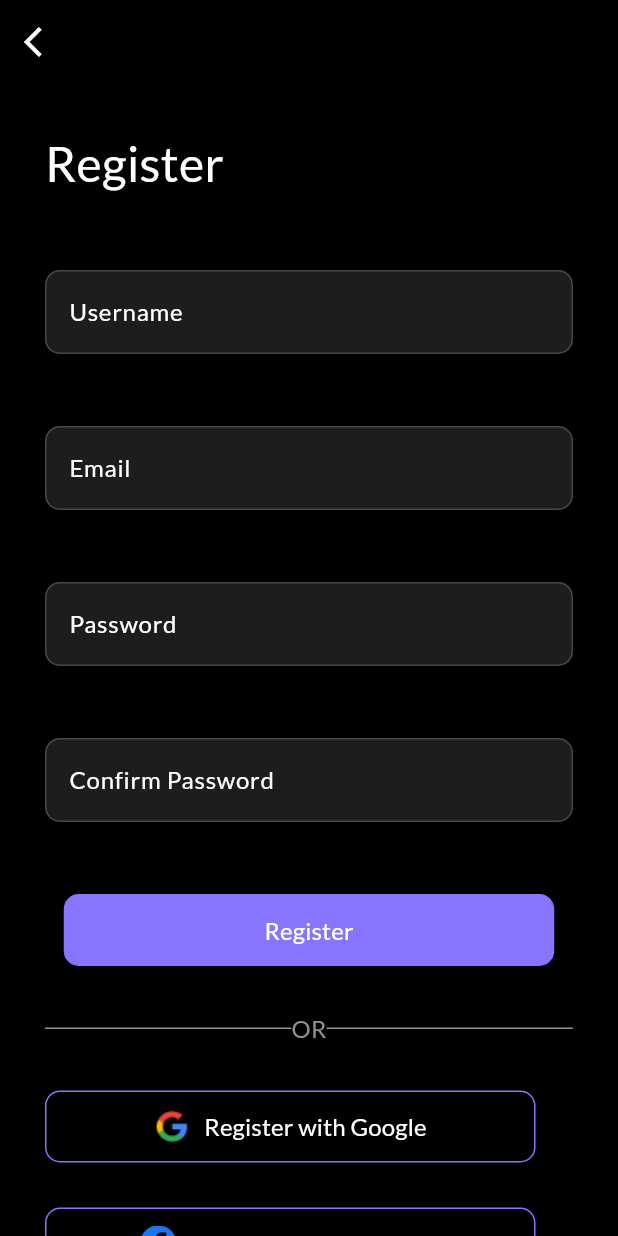
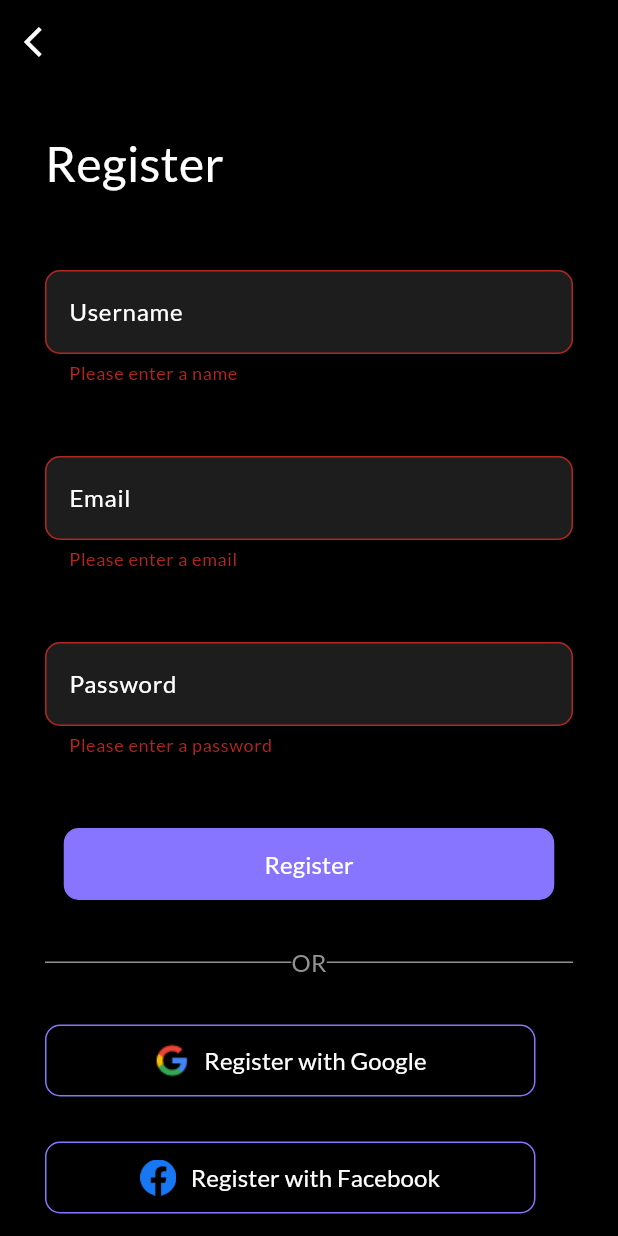
Before and after one commit to Malamrousi/up_to_do_app, a Flutter app: the RegisterScreen screen opened by its route, after a tap on "Register", on a phone screen of 412 x 824 dp. Run offline on Flutter 3.47's test engine with Material 3 defaults, Android fonts, the phone set to English and light mode, and no system bars; our stand-ins replace firebase_auth, firebase_core, get, introduction_screen; accounts and stored records are empty.

Commit message:
finish login with email and password

```diff
--- a/lib/constant/route_name.dart
+++ b/lib/constant/route_name.dart
@@ -1,9 +1,12 @@
 class RouteName {
   static const String KupToDo = '/upToDo';
-  static const String KMangeTaskSplash = '/MangeTaskSplash';
-  static const String KHelloScreen = '/StartScreen';
+  static const String kOnBoarding = '/kOnBoarding';
+  static const String KStartScreen = '/StartScreen';
   static const String KRegisterScreen = '/RegisterScreen';
   static const String KLoginScreen = '/LoginScreen';
+  static const String kHomeScreen= '/kHomeScreen';
+  static const String kuPToDoAPP= '/uPToDoAPP';
+  static const String kVerfiyYourEmail= '/VerfiyYourEmail';
 
 
 }
--- /dev/null
+++ b/lib/data/controller/authentication_controller.dart
@@ -0,0 +1,56 @@
+import 'package:get/get.dart';
+import 'package:firebase_auth/firebase_auth.dart';
+import 'package:todo_app/constant/route_name.dart';
+
+class AuthenticationController extends GetxController {
+  static AuthenticationController authenticationController = Get.find();
+
+  FirebaseAuth auth = FirebaseAuth.instance;
+
+  Future<void> createUser(
+      String email, String password, String userName) async {
+    try {
+      await auth.createUserWithEmailAndPassword(
+          email: email, password: password);
+    } on FirebaseAuthException catch (e) {
+      if (e.code == 'weak-password') {
+        Get.snackbar('Weak Password', 'Please use a stronger password.');
+      } else if (e.code == 'email-already-in-use') {
+        Get.snackbar('Email In Use', 'This email is already in use.');
+      }
+    } catch (e) {
+      print(e);
+      Get.snackbar('Error', 'An unexpected error occurred.');
+    }
+  }
+
+  Future<void> login(String email, String password) async {
+    try {
+      await auth.signInWithEmailAndPassword(email: email, password: password);
+    } on FirebaseAuthException catch (e) {
+      if (e.code == 'user-not-found') {
+        Future.delayed(Duration(milliseconds: 100), () {
+          Get.snackbar('User Not Found', 'No user found for this email.');
+        });
+      } else if (e.code == 'wrong-password') {
+        Future.delayed(Duration(milliseconds: 100), () {
+          Get.snackbar('Wrong Password', 'Incorrect password provided.');
+        });
+      } else if (e.code == 'invalid-email') {
+        Future.delayed(Duration(milliseconds: 100), () {
+          Get.snackbar('Invalid Email', 'The email address is not valid.');
+        });
+      }
+    } catch (e) {
+      Get.snackbar('Error', 'An unexpected error occurred during login.');
+      print(e);
+    }
+  }
+
+  void signOut() async {
+    await auth.signOut().then((_) {
+      Get.offAllNamed(RouteName.KStartScreen);
+    });
+    Get.snackbar('Logged Out', 'You have successfully logged out.');
+  }
+}
--- a/lib/main.dart
+++ b/lib/main.dart
@@ -1,17 +1,23 @@
 //package
+import 'package:firebase_core/firebase_core.dart';
 import 'package:flutter/material.dart';
 import 'package:get/get.dart';
 import 'package:todo_app/constant/color_manger.dart';
 //constant
 import 'package:todo_app/constant/route_name.dart';
+import 'package:todo_app/presentation/screen/auth/verify_email.dart';
 //screen
 import 'package:todo_app/presentation/screen/on_boarding/Intro_screen%20.dart';
 import 'package:todo_app/presentation/screen/up_to_do.dart';
 import 'package:todo_app/presentation/screen/auth/start_screen.dart';
 import 'package:todo_app/presentation/screen/auth/register.dart';
+import 'package:todo_app/presentation/screen/home/screen/home_screen.dart';
 import 'package:todo_app/presentation/screen/auth/login.dart';
+//controller
 
-void main() {
+void main() async {
+  WidgetsFlutterBinding.ensureInitialized();
+  await Firebase.initializeApp();
   runApp(const MyApp());
 }
 
@@ -25,16 +31,18 @@ class MyApp extends StatelessWidget {
       home: const UpToDoScreen(),
       getPages: [
         GetPage(name: RouteName.KupToDo, page: () => const UpToDoScreen()),
+        GetPage(name: RouteName.kOnBoarding, page: () => const IntroScreen()),
         GetPage(
-            name: RouteName.KMangeTaskSplash, page: () => const IntroScreen()),
-        GetPage(
-          name: RouteName.KHelloScreen,
+          name: RouteName.KStartScreen,
           page: () => const StartScreen(),
         ),
         GetPage(
             name: RouteName.KRegisterScreen,
             page: () => const RegisterScreen()),
         GetPage(name: RouteName.KLoginScreen, page: () => const LoginScreen()),
+        GetPage(name: RouteName.kHomeScreen, page: () => const HomeScreen()),
+        GetPage(name: RouteName.KupToDo, page: () => const UpToDoScreen()),
+        GetPage(name: RouteName.kVerfiyYourEmail, page: () => const VerifyEmailScreen()),
       ],
       theme: ThemeData(
           appBarTheme: const AppBarTheme(
--- a/lib/presentation/screen/auth/login.dart
+++ b/lib/presentation/screen/auth/login.dart
@@ -2,7 +2,7 @@
 import 'package:flutter/material.dart';
 
 //constant
-import 'package:todo_app/data/controller/validator.dart';
+import 'package:todo_app/data/services/validator.dart';
 //widget
 import '../../widgets/custom_app_bar.dart';
 import 'widget/login_view_body.dart';
--- /dev/null
+++ b/lib/presentation/screen/auth/widget/custom_divider.dart
@@ -0,0 +1,28 @@
+import 'package:flutter/material.dart';
+//constant
+import '../../../../constant/color_manger.dart';
+import '../../../../constant/size_manger.dart';
+import '../../../../constant/string_manger.dart';
+
+class CustomDivider extends StatelessWidget {
+  const CustomDivider({super.key});
+
+  @override
+  Widget build(BuildContext context) {
+    return const Row(children: <Widget>[
+      Expanded(
+          child: Divider(
+        color: ColorManger.KDividerColor,
+      )),
+      Text(
+        StringManger.Kor,
+        style: TextStyle(
+            color: ColorManger.KDividerColor, fontSize: FontSizeValue.Fv16),
+      ),
+      Expanded(
+          child: Divider(
+        color: ColorManger.KDividerColor,
+      )),
+    ]);
+  }
+}
--- a/lib/presentation/screen/auth/widget/register_form_filed.dart
+++ b/lib/presentation/screen/auth/widget/register_form_filed.dart
@@ -1,14 +1,19 @@
 //packge
 import 'package:flutter/material.dart';
+import 'package:get/get.dart';
 import 'package:todo_app/constant/color_manger.dart';
+import 'package:todo_app/constant/route_name.dart';
 import 'package:todo_app/constant/size_manger.dart';
 //constant
 import 'package:todo_app/constant/string_manger.dart';
 
 //widget
-import '../../../../data/controller/validator.dart';
+import '../../../../data/services/validator.dart';
 import '../../../widgets/custom_auth_button.dart';
 import '../../../widgets/custom_from_text_filed.dart';
+
+//controller
+import '../../../../data/controller/authentication_controller.dart';
 
 class RegisterForm extends StatefulWidget {
   const RegisterForm({super.key});
@@ -20,10 +25,33 @@ class RegisterForm extends StatefulWidget {
 class _RegisterFormState extends State<RegisterForm> {
   GlobalKey<FormState> formKey = GlobalKey<FormState>();
   final Validator validator = Validator();
+  final AuthenticationController authContoller = Get.find();
+
+  late TextEditingController email, password, userName, confirmPassword;
+  AutovalidateMode autovalidateMode = AutovalidateMode.disabled;
+
+  @override
+  void initState() {
+    super.initState();
+    email = TextEditingController();
+    password = TextEditingController();
+    userName = TextEditingController();
+    confirmPassword = TextEditingController();
+  }
+
+  @override
+  void dispose() {
+    email.dispose();
+    password.dispose();
+    userName.dispose();
+    confirmPassword.dispose();
+    super.dispose();
+  }
 
   @override
   Widget build(BuildContext context) {
     return Form(
+        autovalidateMode: autovalidateMode,
         key: formKey,
         child: Column(
           children: [
@@ -32,10 +60,16 @@ class _RegisterFormState extends State<RegisterForm> {
               label: StringManger.kUsername,
               hintText: StringManger.KEnteryourName,
               onSaved: (value) {
-            setState(() {});
+                userName.text = value;
               },
               obscureText: false,
-          validator: validator.passwordValidator,
+              validator: (value) {
+                if (value == null || value.isEmpty) {
+                  return 'Please enter a name';
+                }
+
+                return null;
+              },
             ),
             const SizedBox(
               height: HightManger.H48,
@@ -45,10 +79,16 @@ class _RegisterFormState extends State<RegisterForm> {
               label: StringManger.KEmail,
               hintText: StringManger.KEnteryourEmail,
               onSaved: (value) {
-            setState(() {});
+                email.text = value;
               },
               obscureText: false,
-          validator: validator.passwordValidator,
+              validator: (value) {
+                if (value == null || value.isEmpty) {
+                  return 'Please enter a email';
+                }
+
+                return null;
+              },
             ),
             const SizedBox(
               height: HightManger.H48,
@@ -58,23 +98,16 @@ class _RegisterFormState extends State<RegisterForm> {
               label: StringManger.KPassword,
               hintText: StringManger.KEnteryourpassword,
               onSaved: (value) {
-            setState(() {});
+                password.text = value;
               },
               obscureText: false,
-          validator: validator.passwordValidator,
-        ),
-        const SizedBox(
-          height: HightManger.H48,
-        ),
-        CustomFromTextFiled(
-          keyboardType: TextInputType.visiblePassword,
-          label: StringManger.kConfirmPassword,
-          hintText: StringManger.KEnteryourpassword,
-          onSaved: (value) {
-            setState(() {});
+              validator: (value) {
+                if (value == null || value.isEmpty) {
+                  return 'Please enter a password';
+                }
+
+                return null;
               },
-          obscureText: true,
-          validator: validator.emailValidator,
             ),
             const SizedBox(
               height: HightManger.H48,
@@ -82,7 +115,19 @@ class _RegisterFormState extends State<RegisterForm> {
             CustomAuthButton(
               color: ColorManger.KHeliotrop,
               title: StringManger.KRegister,
-          onPressed: () {},
+              onPressed: () async {
+                if (formKey.currentState!.validate()) {
+                  formKey.currentState!.save();
+                  await authContoller
+                      .createUser(email.text, password.text, userName.text)
+                      .then((_) {
+                    Get.toNamed(RouteName.kVerfiyYourEmail);
+                  });
+                } else {
+                  autovalidateMode = AutovalidateMode.always;
+                  setState(() {});
+                }
+              },
             ),
             const SizedBox(
               height: HightManger.H30,
--- a/lib/presentation/screen/auth/widget/register_view_body.dart
+++ b/lib/presentation/screen/auth/widget/register_view_body.dart
@@ -1,15 +1,15 @@
 //packge
 import 'package:flutter/material.dart';
 import 'package:get/get.dart';
+//constant
 import 'package:todo_app/constant/color_manger.dart';
 import 'package:todo_app/constant/route_name.dart';
 import 'package:todo_app/constant/size_manger.dart';
-//constant
 import 'package:todo_app/constant/string_manger.dart';
-import 'package:todo_app/data/controller/validator.dart';
+//widget
+import 'custom_divider.dart';
+import 'register_social_auth.dart';
 import 'package:todo_app/presentation/screen/auth/widget/register_form_filed.dart';
-//widget
-import 'register_social_auth.dart';
 
 class RegisterViewBody extends StatefulWidget {
   const RegisterViewBody({super.key});
@@ -41,22 +41,7 @@ class _RegisterViewBodyState extends State<RegisterViewBody> {
                   height: HightManger.H48,
                 ),
                 const RegisterForm(),
-                const Row(children: <Widget>[
-                  Expanded(
-                      child: Divider(
-                    color: ColorManger.KDividerColor,
-                  )),
-                  Text(
-                    StringManger.Kor,
-                    style: TextStyle(
-                        color: ColorManger.KDividerColor,
-                        fontSize: FontSizeValue.Fv16),
-                  ),
-                  Expanded(
-                      child: Divider(
-                    color: ColorManger.KDividerColor,
-                  )),
-                ]),
+                const CustomDivider(),
                 const SizedBox(
                   height: HightManger.H30,
                 ),
--- a/lib/presentation/screen/on_boarding/Intro_screen .dart
+++ b/lib/presentation/screen/on_boarding/Intro_screen .dart
@@ -57,10 +57,10 @@ class _IntroScreen extends State<IntroScreen> {
         ),
       ],
       onDone: () {
-        Get.toNamed(RouteName.KHelloScreen);
+        Get.toNamed(RouteName.KStartScreen);
       },
       onSkip: () {
-        Get.toNamed(RouteName.KHelloScreen);
+        Get.toNamed(RouteName.KStartScreen);
       },
       showSkipButton: true,
       nextFlex: 0,
--- a/lib/presentation/widgets/custom_from_text_filed.dart
+++ b/lib/presentation/widgets/custom_from_text_filed.dart
@@ -1,10 +1,8 @@
 //package
-import 'package:flutter_form_builder/flutter_form_builder.dart';
 import 'package:flutter/material.dart';
 //constant
 import '../../constant/color_manger.dart';
 import '../../constant/size_manger.dart';
-import '../../constant/string_manger.dart';
 
 class CustomFromTextFiled extends StatelessWidget {
   const CustomFromTextFiled(
@@ -25,7 +23,7 @@ class CustomFromTextFiled extends StatelessWidget {
 
   @override
   Widget build(BuildContext context) {
-    return FormBuilderTextField(
+    return TextFormField(
       keyboardType: keyboardType,
 
       cursorColor: ColorManger.KHeliotrop,
@@ -35,7 +33,6 @@ class CustomFromTextFiled extends StatelessWidget {
       ),
       validator: validator,
       onSaved: (value) => onSaved(value!),
-      name: StringManger.Kemail,
       decoration: InputDecoration(
 
         label: Text(label),
```
Also changed, not shown: lib/data/controller/validator.dart (deleted, +0 -29 lines), lib/presentation/screen/auth/verify_email.dart (added, +120 -0 lines), lib/presentation/screen/auth/widget/log_in_form.dart (+60 -7 lines), lib/presentation/screen/auth/widget/login_view_body.dart (+3 -17 lines), lib/presentation/screen/home/screen/home_screen.dart (added, +19 -0 lines), lib/presentation/screen/up_to_do.dart (+12 -2 lines). Lines whose indentation alone changed are shown as unchanged.
